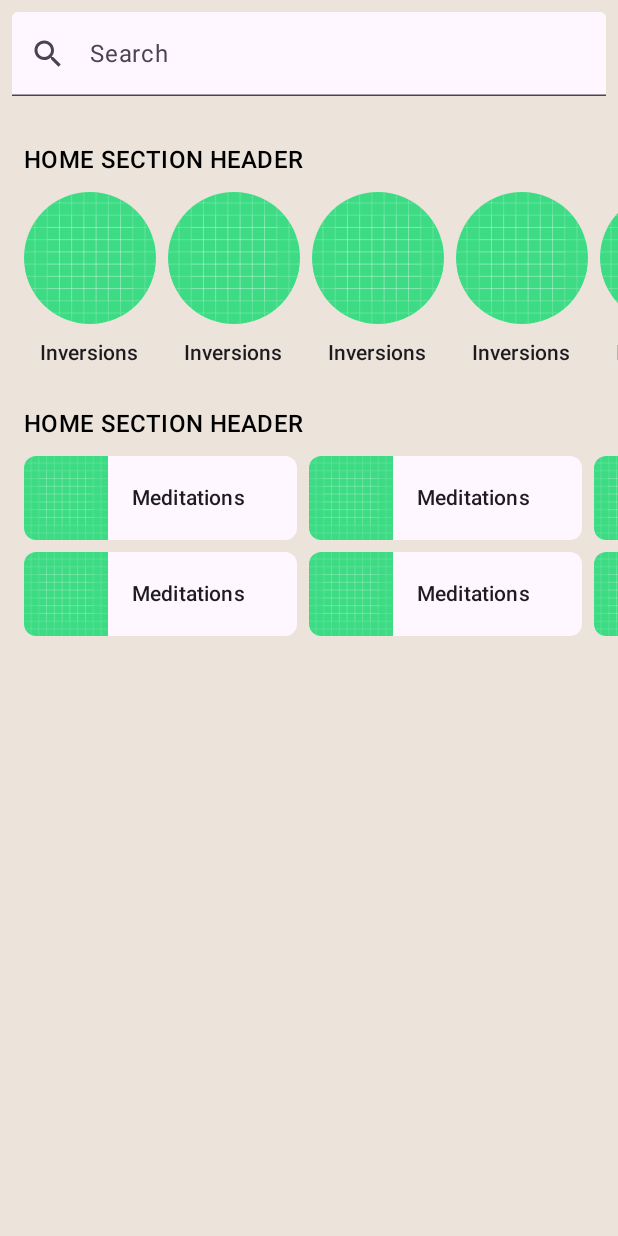
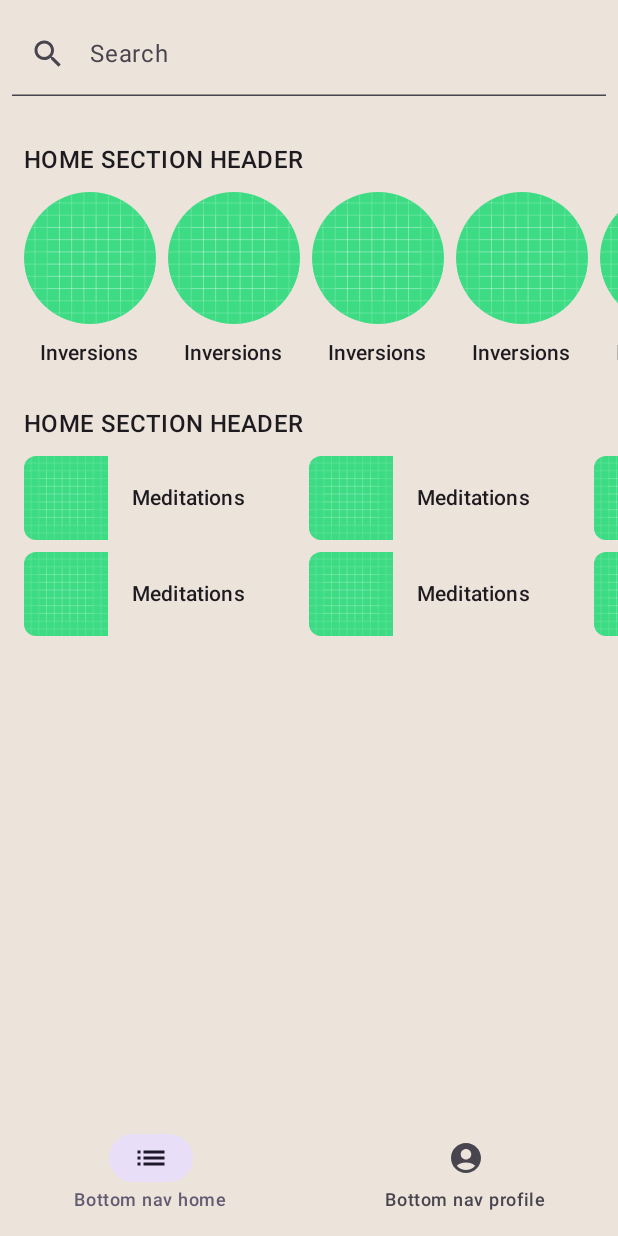
Before and after one commit to AlexOmarov/BerteAndroid, an Android app built with Jetpack Compose: the screen it shows after launch (MainActivity), on a phone screen of 412 x 824 dp. Run offline under Robolectric (Android 15) with nearby library versions, the phone set to English and light mode, and no system bars.

Commit message:
AND-1 Create first compose screen

```diff
--- a/app/src/main/kotlin/com/example/berteandroid/MainActivity.kt
+++ b/app/src/main/kotlin/com/example/berteandroid/MainActivity.kt
@@ -14,6 +14,8 @@ import androidx.compose.foundation.lazy.grid.items
 import androidx.compose.foundation.lazy.items
 import androidx.compose.foundation.shape.CircleShape
 import androidx.compose.material.icons.Icons
+import androidx.compose.material.icons.filled.AccountCircle
+import androidx.compose.material.icons.filled.List
 import androidx.compose.material.icons.filled.Search
 import androidx.compose.material3.*
 import androidx.compose.runtime.*
@@ -37,6 +39,7 @@ class MainActivity : ComponentActivity() {
 
 data class ElementData(val header: String, val description: String)
 
+@OptIn(ExperimentalMaterial3Api::class)
 @Preview(name = "Light Mode")
 @Preview(
     uiMode = Configuration.UI_MODE_NIGHT_YES,
@@ -58,11 +61,13 @@ fun FirstScreen() {
     )
 
     BerteAndroidTheme {
-        Column(Modifier.background(MaterialTheme.colorScheme.background).fillMaxHeight().fillMaxWidth()) {
-            SearchBar()
-            HomeSection { AlignBodyList(data) }
-            HomeSection { FavoriteCollectionCardList(data) }
-            Spacer(Modifier.height(16.dp))
+        Scaffold(bottomBar = { BerteBottomNavigation() }) { contentPadding ->
+            Column(Modifier.padding(contentPadding)) {
+                SearchBar()
+                HomeSection { AlignBodyList(data) }
+                HomeSection { FavoriteCollectionCardList(data) }
+                Spacer(Modifier.height(16.dp))
+            }
         }
     }
 }
@@ -79,6 +84,38 @@ fun HomeSection(content: @Composable () -> Unit) {
         )
 
         content()
+    }
+}
+
+@Composable
+fun BerteBottomNavigation() {
+    NavigationBar(containerColor = MaterialTheme.colorScheme.background) {
+        NavigationBarItem(
+            icon = {
+                Icon(
+                    imageVector = Icons.Default.List,
+                    contentDescription = null
+                )
+            },
+            label = {
+                Text(stringResource(R.string.bottom_navigation_home))
+            },
+            selected = true,
+            onClick = {}
+        )
+        NavigationBarItem(
+            icon = {
+                Icon(
+                    imageVector = Icons.Default.AccountCircle,
+                    contentDescription = null
+                )
+            },
+            label = {
+                Text(stringResource(R.string.bottom_navigation_profile))
+            },
+            selected = false,
+            onClick = {}
+        )
     }
 }
 
--- a/app/src/main/kotlin/com/example/berteandroid/ui/theme/Theme.kt
+++ b/app/src/main/kotlin/com/example/berteandroid/ui/theme/Theme.kt
@@ -15,6 +15,7 @@ private val DarkColorScheme = darkColorScheme(
     primary = Purple80,
     secondary = PurpleGrey80,
     tertiary = Pink80,
+    surface = BrownDark,
     background = BrownDark
 )
 
@@ -22,6 +23,7 @@ private val LightColorScheme = lightColorScheme(
     primary = Purple40,
     secondary = PurpleGrey40,
     tertiary = Pink40,
+    surface = Brown,
     background = Brown
 )
 
--- a/app/src/main/res/values/strings.xml
+++ b/app/src/main/res/values/strings.xml
@@ -4,4 +4,6 @@
     <string name="ab1_inversions">Inversions</string>
     <string name="fc2_nature_meditations">Meditations</string>
     <string name="home_section_header">Home section header</string>
+    <string name="bottom_navigation_home">Bottom nav home</string>
+    <string name="bottom_navigation_profile">Bottom nav profile</string>
 </resources>
```
